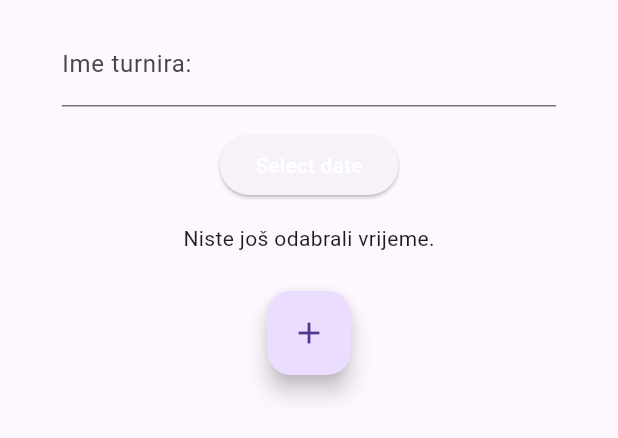
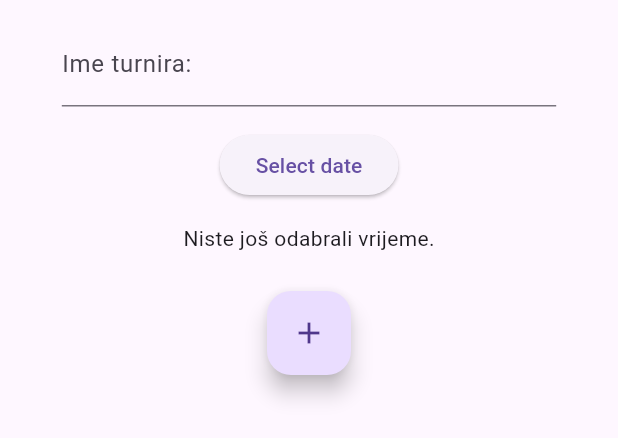
Before and after one commit to roko-barbic/Hffl_zapisnik, a Flutter app: the EnterTurnament widget shown alone on an empty page, opened directly, on a phone screen of 412 x 824 dp. Shown: the top 438 px of the screen. Run offline on Flutter 3.47's test engine with Material 3 defaults, Android fonts, the phone set to English and light mode, and no system bars; our stand-ins replace shared_preferences; missing offline and left inert: dart:ffi; accounts and stored records are empty; network calls fail.

Commit message:
smaller aesthetic fixes

```diff
--- a/lib/screens/gamesScreen.dart
+++ b/lib/screens/gamesScreen.dart
@@ -136,7 +136,7 @@ class _GamesScreenState extends State<GamesScreen> {
                           context: context,
                           builder: (context) {
                             return AlertDialog(
-                              title: Text('Delete game'),
+                              title: const Text('Delete game'),
                               content: Text(
                                   'Are you sure you want to delete game? (id:' +
                                       games[index].id.toString() +
--- a/lib/widgets/enterTurnament.dart
+++ b/lib/widgets/enterTurnament.dart
@@ -90,9 +90,6 @@ class _EnterTurnamentState extends State<EnterTurnament> {
               onPressed: () => _selectDate(context),
               child: const Text(
                 'Select date',
-                style: TextStyle(
-                  color: Colors.white,
-                ),
               ),
             ),
             const SizedBox(
--- a/lib/widgets/eventRowDisplay.dart
+++ b/lib/widgets/eventRowDisplay.dart
@@ -35,7 +35,7 @@ class EventRowDisplay extends StatelessWidget {
         width: event.type == 6
             ? MediaQuery.of(context).size.width * 0.3
             : MediaQuery.of(context).size.width * 0.6,
-        height: 50,
+        height: 60,
         child: Card(
           elevation: 2,
           child: event.teamGettingPoints == 1
```
Also changed, not shown: lib/screens/GameEventsScreen.dart (+4 -4 lines).
